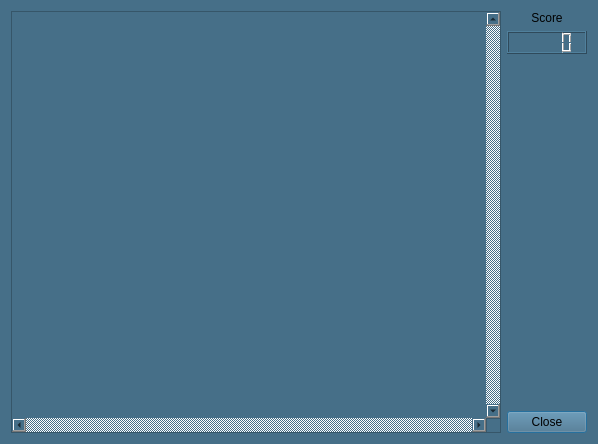
Old version of the form GameWindow.ui in the repository xintrea/movenoid.
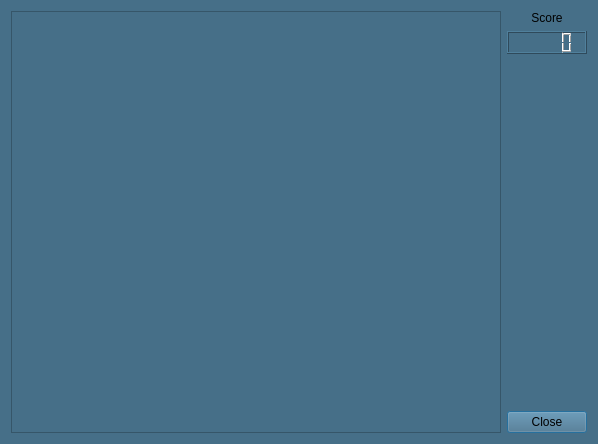
New version of the form.

```diff
--- a/GameWindow.ui
+++ b/GameWindow.ui
@@ -25,10 +25,10 @@
         <bool>true</bool>
        </property>
        <property name="verticalScrollBarPolicy">
-        <enum>Qt::ScrollBarAlwaysOn</enum>
+        <enum>Qt::ScrollBarAlwaysOff</enum>
        </property>
        <property name="horizontalScrollBarPolicy">
-        <enum>Qt::ScrollBarAlwaysOn</enum>
+        <enum>Qt::ScrollBarAlwaysOff</enum>
        </property>
        <property name="sceneRect">
         <rectf>
```
